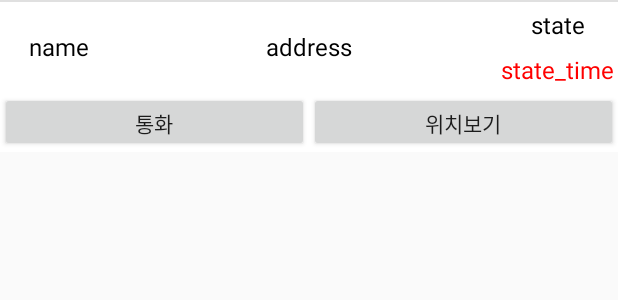
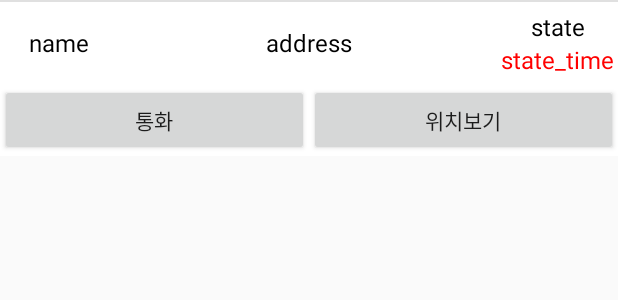
Before and after one commit to daegweon/corona_administrator, an Android app: the layout people_inform_item.xml on its own in the app's theme, with its tools: preview values and no code run, on a phone screen of 412 x 824 dp. Shown: the top 300 px of the screen. Run offline under Robolectric (Android 15) with nearby library versions, the phone set to English and light mode, and no system bars.

Commit message:
fixed resolution problems

```diff
--- a/app/src/main/res/layout/people_inform_item.xml
+++ b/app/src/main/res/layout/people_inform_item.xml
@@ -15,13 +15,16 @@
     <LinearLayout
         android:layout_width="match_parent"
         android:layout_height="wrap_content"
+        android:layout_marginTop="5dp"
+        android:layout_marginBottom="5dp"
         android:orientation="horizontal"
         android:weightSum="5">
 
         <TextView
             android:id="@+id/people_inform_item_name"
             android:layout_width="0dp"
-            android:layout_height="60dp"
+            android:layout_height="wrap_content"
+            android:layout_gravity="center"
             android:layout_weight="1"
             android:gravity="center"
             android:paddingRight="2.5dp"
@@ -33,7 +36,8 @@
         <TextView
             android:id="@+id/people_inform_item_address"
             android:layout_width="0dp"
-            android:layout_height="60dp"
+            android:layout_height="wrap_content"
+            android:layout_gravity="center"
             android:layout_weight="3"
             android:gravity="center"
             android:paddingLeft="2.5dp"
@@ -45,7 +49,7 @@
 
         <LinearLayout
             android:layout_width="0dp"
-            android:layout_height="60dp"
+            android:layout_height="wrap_content"
             android:layout_weight="1"
             android:gravity="center"
             android:orientation="vertical"
@@ -56,6 +60,7 @@
                 android:id="@+id/people_inform_item_state"
                 android:layout_width="wrap_content"
                 android:layout_height="0dp"
+                android:layout_gravity="center"
                 android:layout_weight="0.5"
                 android:gravity="center"
                 android:text="@string/people_inform_state"
@@ -67,6 +72,7 @@
                 android:id="@+id/people_inform_item_time"
                 android:layout_width="wrap_content"
                 android:layout_height="0dp"
+                android:layout_gravity="center"
                 android:layout_weight="0.5"
                 android:gravity="center"
                 android:text="@string/people_inform_state_time"
@@ -86,15 +92,15 @@
         <Button
             android:id="@+id/people_inform_item_phone_call"
             android:layout_width="0dp"
-            android:layout_height="40dp"
+            android:layout_height="wrap_content"
             android:layout_weight="0.5"
             android:text="통화" />
 
         <Button
             android:id="@+id/people_inform_item_show_location"
-            android:text="위치보기"
             android:layout_width="0dp"
-            android:layout_height="40dp"
-            android:layout_weight="0.5"/>
+            android:layout_height="wrap_content"
+            android:layout_weight="0.5"
+            android:text="위치보기" />
     </LinearLayout>
 </LinearLayout>
```
